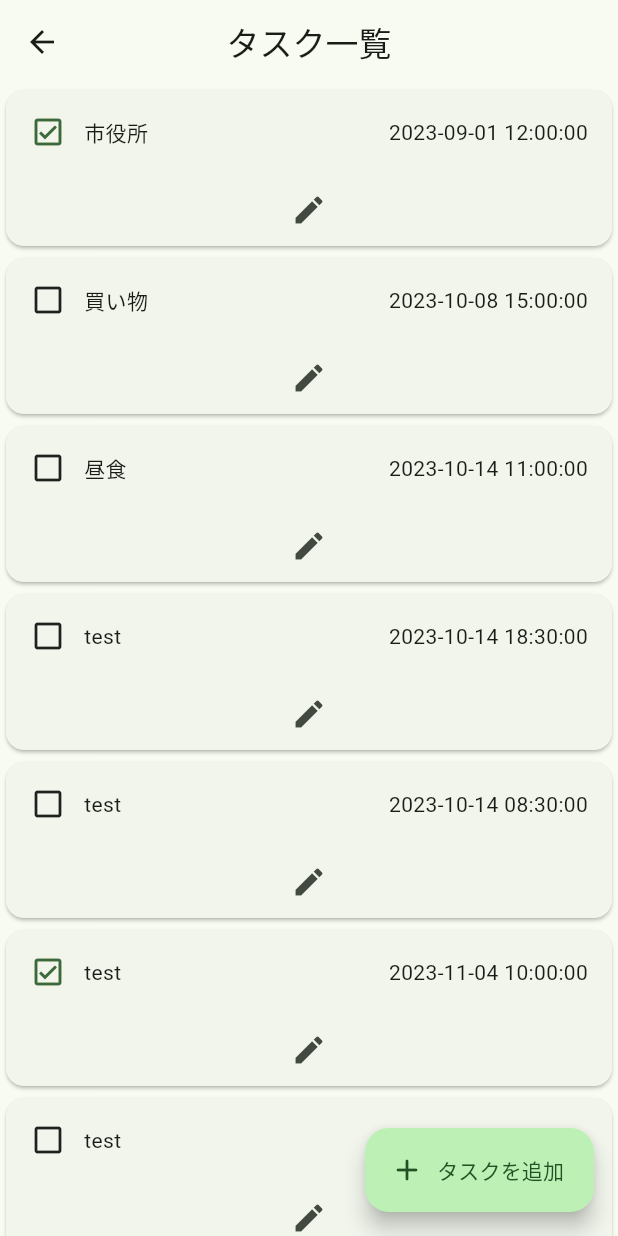
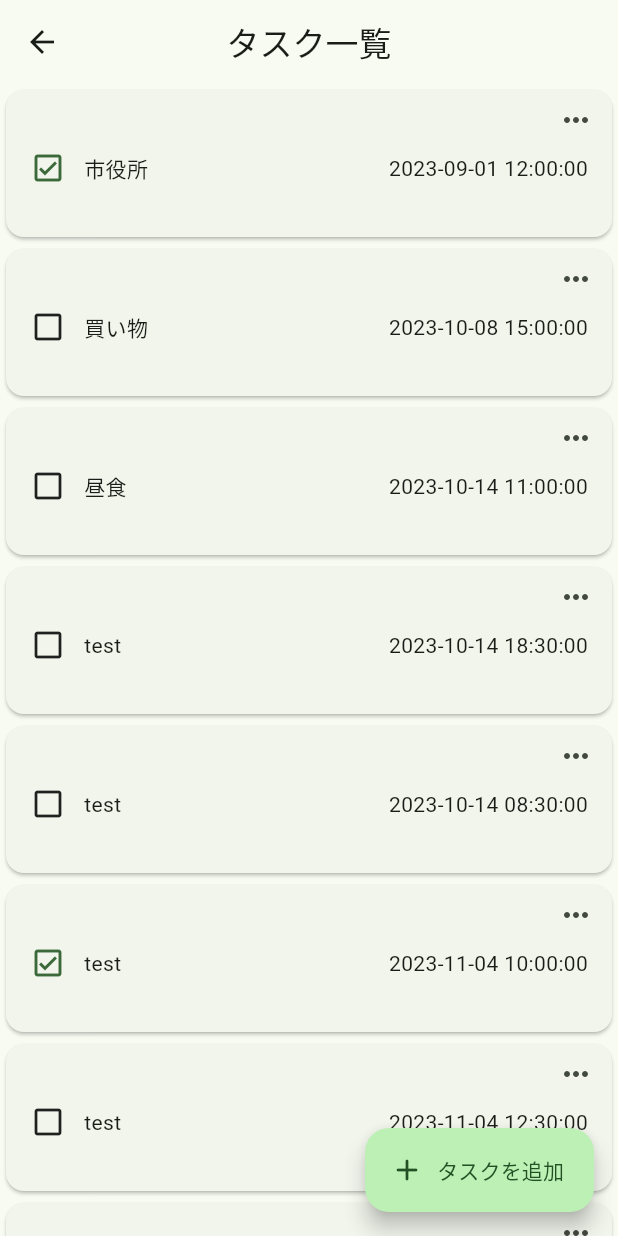
Before and after one commit to yuru-fuwa/maiporarisu, a Flutter app: the HomeScreen screen opened directly, on a phone screen of 412 x 824 dp. Run offline on Flutter 3.47's test engine with Material 3 defaults, Android fonts, the phone set to English and light mode, and no system bars; our stand-ins replace flutter_dotenv, flutter_hooks, freezed_annotation, geolocator, google_maps_flutter, google_places_flutter and 2 more; missing offline and left inert: flutter_polyline_points, google_maps_directions; network calls fail.

Commit message:
chenge: スタイルの調整&UIの変更

```diff
--- a/lib/ui/screens/home_screen/home_screen.dart
+++ b/lib/ui/screens/home_screen/home_screen.dart
@@ -3,6 +3,7 @@ import 'package:flutter_hooks/flutter_hooks.dart';
 import 'package:maiporarisu/data/model/task.dart';
 import 'package:maiporarisu/data/service/user_request.dart';
 import 'package:maiporarisu/ui/screens/add_task_screen/add_task_screen.dart';
+import 'package:maiporarisu/ui/screens/home_screen/component/show_edit_modal.dart';
 import 'package:maiporarisu/ui/screens/schedule_map_screen/component/task_item.dart';
 
 class HomeScreen extends HookWidget {
@@ -53,11 +54,19 @@ class HomeScreen extends HookWidget {
               return Card(
                 child: Column(
                   children: [
+                    Container(
+                      height: 24,
+                      alignment: Alignment.centerRight,
+                      child: IconButton(
+                        onPressed: () {
+                          ShowEditModal(context, taskList[i]);
+                        },
+                        icon: const Icon(Icons.more_horiz),
+                        iconSize: 24,
+                      ),
+                    ),
                     TaskItem(task: taskList[i]),
-                    IconButton(
-                      onPressed: () {},
-                      icon: const Icon(Icons.edit),
-                    ),
+                    const SizedBox(height: 18),
                   ],
                 ),
               );
--- a/lib/ui/screens/schedule_map_screen/section/maiporarisu_drawer.dart
+++ b/lib/ui/screens/schedule_map_screen/section/maiporarisu_drawer.dart
@@ -34,9 +34,9 @@ class MaiporarisuDrawer extends StatelessWidget {
           ),
           const Divider(height: 1),
           ListTile(
-            leading: const Icon(Icons.home_rounded),
+            leading: const Icon(Icons.list_alt),
             title: const Text(
-              'ホーム',
+              'タスク一覧',
               style: TextStyle(fontSize: 18),
             ),
             onTap: () {
```
Also changed, not shown: lib/ui/screens/home_screen/component/show_edit_modal.dart (added, +32 -0 lines).
